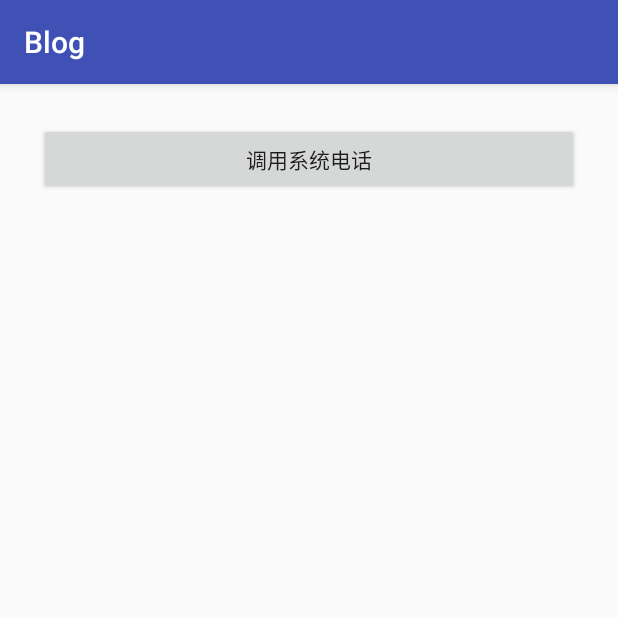
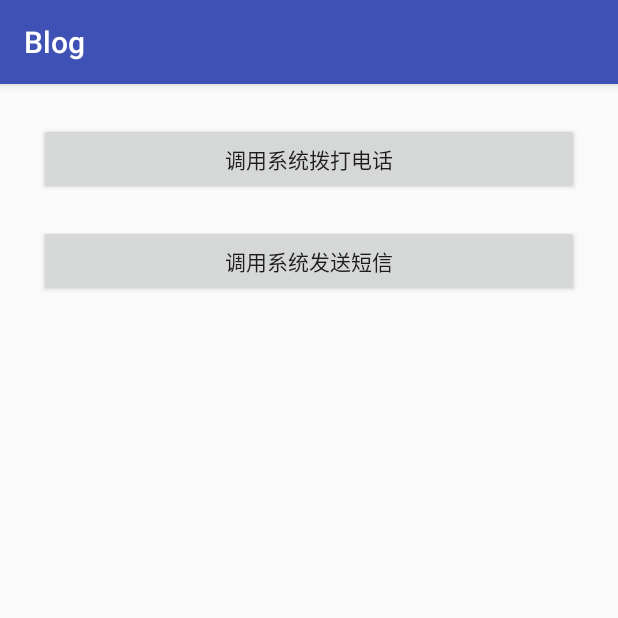
Before and after one commit to iscopy/Blog, an Android app: the screen it shows after launch (MainActivity), on a phone screen of 412 x 824 dp, the top half of it. Run offline under Robolectric (Android 15) with nearby library versions, the phone set to English and light mode, and no system bars.

Commit message:
3/12   发短信

```diff
--- a/app/src/main/java/com/win/blog/MainActivity.java
+++ b/app/src/main/java/com/win/blog/MainActivity.java
@@ -9,6 +9,7 @@ import android.widget.Button;
 public class MainActivity extends AppCompatActivity implements View.OnClickListener{
 
     private Button tel;
+    private Button short_message;//短信
     @Override
     protected void onCreate(Bundle savedInstanceState) {
         super.onCreate(savedInstanceState);
@@ -18,9 +19,11 @@ public class MainActivity extends AppCompatActivity implements View.OnClickListe
     }
     public void init(){
         tel = (Button)findViewById(R.id.tel);
+        short_message = (Button)findViewById(R.id.short_message);
     }
     public void initData(){
         tel.setOnClickListener(this);
+        short_message.setOnClickListener(this);
     }
 
     @Override
@@ -29,6 +32,9 @@ public class MainActivity extends AppCompatActivity implements View.OnClickListe
             case R.id.tel:
                 startActivity(new Intent(MainActivity.this,TelActivity.class));
                 break;
+            case R.id.short_message://短信
+                startActivity(new Intent(MainActivity.this,ShortMessageActivity.class));
+                break;
         }
     }
 }
--- a/app/src/main/res/layout/activity_main.xml
+++ b/app/src/main/res/layout/activity_main.xml
@@ -15,14 +15,22 @@
         android:layout_height="wrap_content">
         <LinearLayout
             android:layout_width="match_parent"
-            android:layout_height="wrap_content">
+            android:layout_height="wrap_content"
+            android:orientation="vertical">
 
             <Button
                 android:id="@+id/tel"
                 android:layout_width="match_parent"
                 android:layout_height="wrap_content"
                 android:layout_margin="10dp"
-                android:text="调用系统电话"/>
+                android:text="调用系统拨打电话"/>
+
+            <Button
+                android:id="@+id/short_message"
+                android:layout_width="match_parent"
+                android:layout_height="wrap_content"
+                android:layout_margin="10dp"
+                android:text="调用系统发送短信"/>
 
         </LinearLayout>
     </ScrollView>
```
Also changed, not shown: app/src/main/AndroidManifest.xml (+4 -3 lines), app/src/main/java/com/win/blog/ShortMessageActivity.java (added, +47 -0 lines), app/src/main/res/layout/activity_short_message.xml (added, +31 -0 lines).
